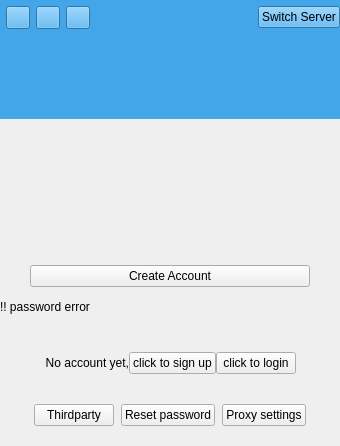
WizTeam/WizQTClient, file src/ui/wizLoginDialog.ui: the form before one commit.
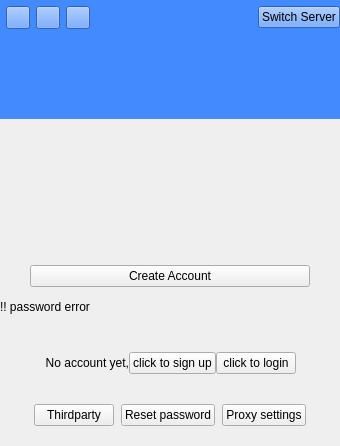
The form after the commit. Custom widgets are drawn as their Qt base class.

```diff
--- a/src/ui/wizLoginDialog.ui
+++ b/src/ui/wizLoginDialog.ui
@@ -35,7 +35,7 @@
         <bool>false</bool>
        </property>
        <property name="styleSheet">
-        <string notr="true">background-color:#43a6e8</string>
+        <string notr="true">background-color:#448aff</string>
        </property>
        <layout class="QHBoxLayout" name="horizontalLayout_7">
         <property name="leftMargin">
@@ -112,7 +112,7 @@
    <item>
     <widget class="QWidget" name="widget" native="true">
      <property name="styleSheet">
-      <string notr="true">background-color: #43A6E8;</string>
+      <string notr="true">background-color: #448aff;</string>
      </property>
      <layout class="QHBoxLayout" name="horizontalLayout_8">
       <property name="spacing">
```
